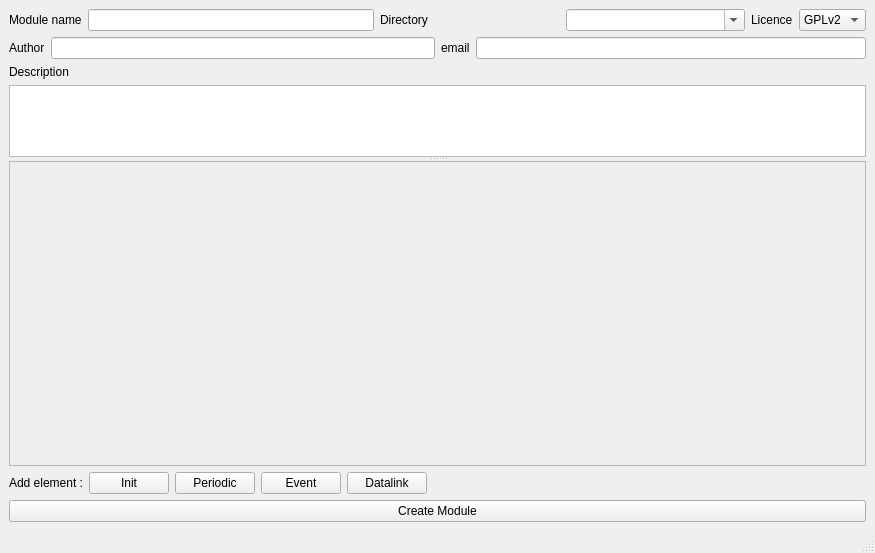
First picture: the form in sw/tools/create_module/create_module_ui.ui, repository paparazzi/paparazzi, before the edit.
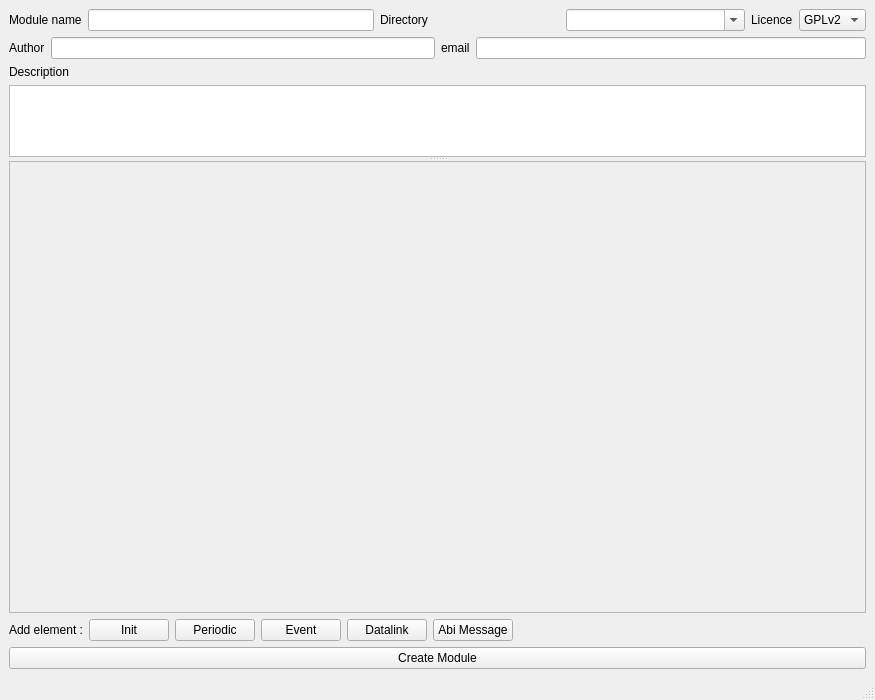
Second picture: the form after the edit.

Commit message: [python] improve create_module with ABI bindings

Patch:
```diff
--- a/sw/tools/create_module/create_module_ui.ui
+++ b/sw/tools/create_module/create_module_ui.ui
@@ -7,7 +7,7 @@
     <x>0</x>
     <y>0</y>
     <width>875</width>
-    <height>553</height>
+    <height>700</height>
    </rect>
   </property>
   <property name="windowTitle">
@@ -165,7 +165,7 @@
           <x>0</x>
           <y>0</y>
           <width>859</width>
-          <height>209</height>
+          <height>356</height>
          </rect>
         </property>
         <layout class="QVBoxLayout" name="scroll_area_layout">
@@ -188,7 +188,7 @@
      </widget>
     </item>
     <item>
-     <layout class="QHBoxLayout" name="horizontalLayout_7" stretch="0,0,0,0,0,0">
+     <layout class="QHBoxLayout" name="horizontalLayout_7" stretch="0,0,0,0,0,0,0">
       <item>
        <widget class="QLabel" name="label_6">
         <property name="text">
@@ -224,6 +224,13 @@
         </property>
        </widget>
       </item>
+      <item>
+       <widget class="QPushButton" name="abi_button">
+        <property name="text">
+         <string>Abi Message</string>
+        </property>
+       </widget>
+      </item>
       <item>
        <spacer name="horizontalSpacer">
         <property name="orientation">
```
The commit also changes 7 other files.
